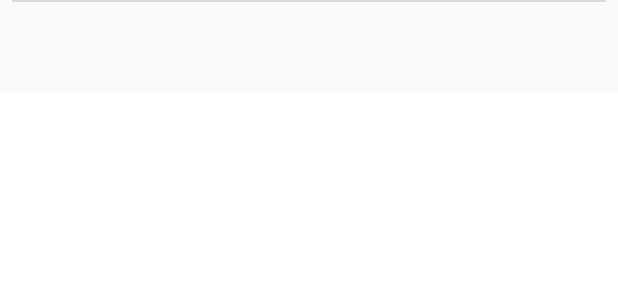
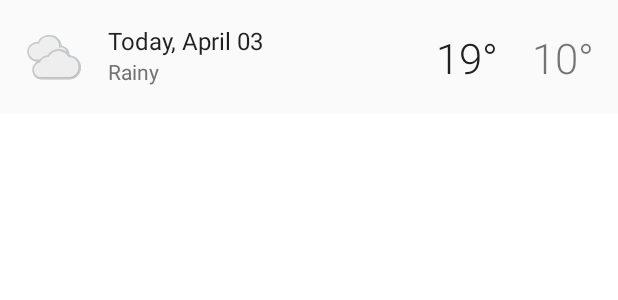
Before and after one commit to 3dylson/Modulo-2, an Android app: the layout forecast_list_item.xml on its own in the app's theme, with its tools: preview values and no code run, on a phone screen of 412 x 824 dp. Shown: the top 300 px of the screen. Run offline under Robolectric (Android 15) with nearby library versions, the phone set to English and light mode, and no system bars.

Commit message:
Fixing the UI - Lesson 11

```diff
--- a/Sunshine/app/src/main/java/com/example/android/sunshine/data/SunshinePreferences.java
+++ b/Sunshine/app/src/main/java/com/example/android/sunshine/data/SunshinePreferences.java
@@ -164,9 +164,8 @@ public final class SunshinePreferences {
          * time of the last notification was 0, the difference will always be greater than the
          * number of milliseconds in a day and we will show another notification.
          */
-        long lastNotificationTime = sp.getLong(lastNotificationKey, 0);
 
-        return lastNotificationTime;
+        return sp.getLong(lastNotificationKey, 0);
     }
 
     /**
@@ -180,8 +179,7 @@ public final class SunshinePreferences {
     public static long getEllapsedTimeSinceLastNotification(Context context) {
         long lastNotificationTimeMillis =
                 SunshinePreferences.getLastNotificationTimeInMillis(context);
-        long timeSinceLastNotification = System.currentTimeMillis() - lastNotificationTimeMillis;
-        return timeSinceLastNotification;
+        return System.currentTimeMillis() - lastNotificationTimeMillis;
     }
 
     /**
--- a/Sunshine/app/src/main/java/com/example/android/sunshine/data/database/SunshineDatabase.java
+++ b/Sunshine/app/src/main/java/com/example/android/sunshine/data/database/SunshineDatabase.java
@@ -50,6 +50,6 @@ public abstract class SunshineDatabase extends RoomDatabase {
     // The associated DAOs for the database
     public abstract WeatherDao weatherDao();
 
-    public static final ExecutorService databaseWriteExecutor = Executors.newFixedThreadPool(2);
+    public static final ExecutorService databaseWriteExecutor = Executors.newFixedThreadPool(3);
 
 }
--- a/Sunshine/app/src/main/java/com/example/android/sunshine/presentation/adapters/ForecastAdapter.java
+++ b/Sunshine/app/src/main/java/com/example/android/sunshine/presentation/adapters/ForecastAdapter.java
@@ -1,7 +1,6 @@
 package com.example.android.sunshine.presentation.adapters;
 
 import android.content.Context;
-import android.view.Display;
 import android.view.LayoutInflater;
 import android.view.View;
 import android.view.ViewGroup;
@@ -21,7 +20,6 @@ import com.example.android.sunshine.utils.SunshineWeatherUtils;
 
 import java.util.Date;
 import java.util.List;
-import java.util.Set;
 
 /**
  * Exposes a list of weather forecasts from a list of {@link Weather} to a {@link RecyclerView}.
@@ -74,8 +72,9 @@ public class ForecastAdapter extends RecyclerView.Adapter<ForecastAdapter.Foreca
      *                  for more details.
      * @return A new ForecastAdapterViewHolder that holds the View for each list item
      */
+    @NonNull
     @Override
-    public ForecastAdapterViewHolder onCreateViewHolder(ViewGroup viewGroup, int viewType) {
+    public ForecastAdapterViewHolder onCreateViewHolder(@NonNull ViewGroup viewGroup, int viewType) {
 
         int layoutId = getLayoutIdByType(viewType);
         View view = LayoutInflater.from(mContext).inflate(layoutId, viewGroup, false);
@@ -95,6 +94,10 @@ public class ForecastAdapter extends RecyclerView.Adapter<ForecastAdapter.Foreca
      */
     @Override
     public void onBindViewHolder(@NonNull ForecastAdapterViewHolder forecastAdapterViewHolder, int position) {
+        populateList(forecastAdapterViewHolder, position);
+    }
+
+    private void populateList(@NonNull ForecastAdapterViewHolder forecastAdapterViewHolder, int position) {
         ListWeatherEntry currentWeather = mForecast.get(position);
 
         /****************
--- a/Sunshine/app/src/main/java/com/example/android/sunshine/presentation/ui/list/MainActivity.java
+++ b/Sunshine/app/src/main/java/com/example/android/sunshine/presentation/ui/list/MainActivity.java
@@ -55,6 +55,7 @@ public class MainActivity extends AppCompatActivity implements
         setContentView(R.layout.activity_forecast);
 
         mRecyclerView = findViewById(R.id.recyclerview_forecast);
+        mLoadingIndicator = findViewById(R.id.pb_loading_indicator);
 
         LinearLayoutManager layoutManager
                 = new LinearLayoutManager(this, LinearLayoutManager.VERTICAL, false);
@@ -65,11 +66,8 @@ public class MainActivity extends AppCompatActivity implements
         mForecastAdapter = new ForecastAdapter(this,this);
         mRecyclerView.setAdapter(mForecastAdapter);
 
-        mLoadingIndicator = findViewById(R.id.pb_loading_indicator);
-
         weatherViewModel = new ViewModelProvider(this).get(WeatherViewModel.class);
 
-        loadLocationWeather();
 
         /*
          * Register MainActivity as an OnPreferenceChangedListener to receive a callback when a
@@ -79,6 +77,9 @@ public class MainActivity extends AppCompatActivity implements
         PreferenceManager.getDefaultSharedPreferences(this)
                 .registerOnSharedPreferenceChangeListener(this);
 
+
+
+        loadLocationWeather();
 
     }
 
@@ -90,7 +91,8 @@ public class MainActivity extends AppCompatActivity implements
 
             // Show the weather list or the loading screen based on whether the forecast data exists
             // and is loaded
-            if (listWeatherEntries != null && listWeatherEntries.size() != 0) showWeatherDataView();
+            if (listWeatherEntries != null && listWeatherEntries.size() != 0)
+                showWeatherDataView();
             else showLoading();
         });
     }
--- a/Sunshine/app/src/main/java/com/example/android/sunshine/utils/SunshineWeatherUtils.java
+++ b/Sunshine/app/src/main/java/com/example/android/sunshine/utils/SunshineWeatherUtils.java
@@ -23,8 +23,7 @@ public final class SunshineWeatherUtils {
      * @return Temperature in degrees Fahrenheit (°F)
      */
     private static double celsiusToFahrenheit(double temperatureInCelsius) {
-        double temperatureInFahrenheit = (temperatureInCelsius * 1.8) + 32;
-        return temperatureInFahrenheit;
+        return (temperatureInCelsius * 1.8) + 32;
     }
 
     /**
@@ -67,8 +66,7 @@ public final class SunshineWeatherUtils {
         String formattedHigh = formatTemperature(context, roundedHigh);
         String formattedLow = formatTemperature(context, roundedLow);
 
-        String highLowStr = formattedHigh + " / " + formattedLow;
-        return highLowStr;
+        return formattedHigh + " / " + formattedLow;
     }
 
     /**
--- a/Sunshine/app/src/main/res/layout/forecast_list_item.xml
+++ b/Sunshine/app/src/main/res/layout/forecast_list_item.xml
@@ -6,20 +6,71 @@
     android:background="@drawable/touch_selector"
     android:layout_width="match_parent"
     android:layout_height="wrap_content"
+    android:minHeight="?android:attr/listPreferredItemHeight"
+    android:padding="@dimen/list_item_padding_horizontal"
     android:orientation="vertical">
 
+    <ImageView
+        android:id="@+id/weather_icon"
+        android:layout_width="@dimen/list_icon"
+        android:layout_height="@dimen/list_icon"
+        app:layout_constraintBottom_toTopOf="@+id/guideline"
+        app:layout_constraintLeft_toLeftOf="parent"
+        app:layout_constraintTop_toTopOf="@+id/guideline"
+        tools:src="@drawable/art_clouds"/>
+
     <TextView
-        android:id="@+id/tv_weather_data"
-        style="@style/TextAppearance.AppCompat.Large"
+        android:id="@+id/date"
         android:layout_width="wrap_content"
         android:layout_height="wrap_content"
-        android:padding="16dp"/>
+        android:layout_marginLeft="@dimen/list_item_date_left_margin"
+        android:layout_marginStart="@dimen/list_item_date_start_margin"
+        android:textAppearance="@style/TextAppearance.AppCompat.Subhead"
+        app:layout_constraintBottom_toTopOf="@+id/guideline"
+        app:layout_constraintLeft_toRightOf="@+id/weather_icon"
+        tools:text="Today, April 03"/>
 
-    <View
-        android:layout_width="match_parent"
-        android:layout_height="1dp"
-        android:background="#dadada"
-        android:layout_marginLeft="8dp"
-        android:layout_marginRight="8dp" />
+    <TextView
+        android:id="@+id/weather_description"
+        android:layout_width="wrap_content"
+        android:layout_height="wrap_content"
+        android:textAppearance="@style/TextAppearance.AppCompat.Body1"
+        android:textColor="@color/secondary_text"
+        app:layout_constraintLeft_toLeftOf="@+id/date"
+        app:layout_constraintTop_toTopOf="@+id/guideline"
+        tools:text="Rainy"/>
+
+    <TextView
+        android:id="@+id/high_temperature"
+        android:layout_width="wrap_content"
+        android:layout_height="wrap_content"
+        android:layout_marginEnd="@dimen/forecast_temperature_space"
+        android:layout_marginRight="@dimen/forecast_temperature_space"
+        android:fontFamily="sans-serif-light"
+        android:textColor="@color/primary_text"
+        android:textSize="@dimen/forecast_text_size"
+        app:layout_constraintBottom_toTopOf="@+id/guideline"
+        app:layout_constraintRight_toLeftOf="@+id/low_temperature"
+        app:layout_constraintTop_toTopOf="@+id/guideline"
+        tools:text="19\u00b0"/>
+
+    <TextView
+        android:id="@+id/low_temperature"
+        android:layout_width="60dp"
+        android:layout_height="wrap_content"
+        android:fontFamily="sans-serif-light"
+        android:gravity="end"
+        android:textSize="@dimen/forecast_text_size"
+        app:layout_constraintBottom_toBottomOf="@+id/guideline"
+        app:layout_constraintRight_toRightOf="parent"
+        app:layout_constraintTop_toTopOf="@+id/guideline"
+        tools:text="10\u00b0"/>
+
+    <androidx.constraintlayout.widget.Guideline
+        android:id="@+id/guideline"
+        android:layout_width="wrap_content"
+        android:layout_height="wrap_content"
+        android:orientation="horizontal"
+        app:layout_constraintGuide_percent="0.5"/>
 
 </androidx.constraintlayout.widget.ConstraintLayout>
--- a/Sunshine/app/src/main/res/menu/forecast.xml
+++ b/Sunshine/app/src/main/res/menu/forecast.xml
@@ -6,10 +6,8 @@
 
     <item
         android:id="@+id/action_refresh"
-        android:enabled="false"
         android:orderInCategory="1"
         android:title="@string/action_refresh"
-        android:visible="false"
         app:showAsAction="ifRoom" />
 
     <item
```
Lines whose indentation alone changed are shown as unchanged.
